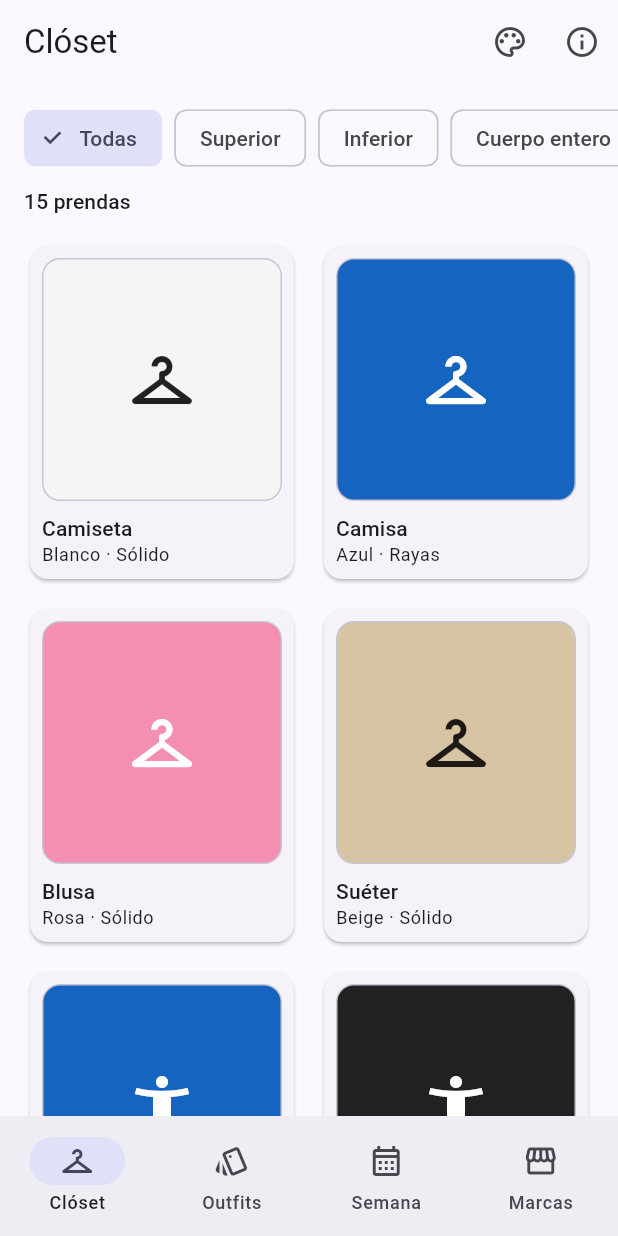
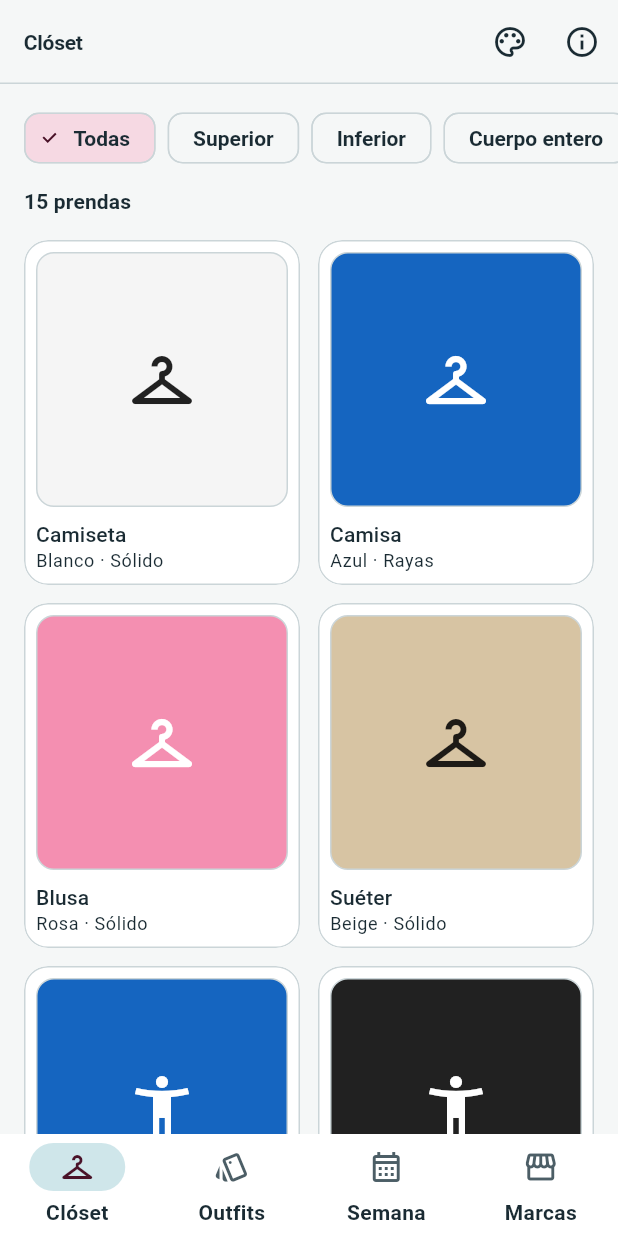
Before and after one commit to WearHack/WearHack, a Flutter app: the screen it shows after launch, on a phone screen of 412 x 824 dp. Run offline on Flutter 3.47's test engine with Material 3 defaults, Android fonts, the phone set to English and light mode, and no system bars; our stand-ins replace camera, device_info_plus, package_info_plus, share_plus; missing offline and left inert: amplify_auth_cognito, amplify_flutter, camera_platform_interface, dart:js_interop, google_mlkit_face_detection, thermal.

Commit message:
feat(client): aplicar un tema visual propio claro y oscuro
La app usaba el tema indigo por defecto y se veia generica. El nuevo tema es neutro y frio para que el color lo pongan las prendas, e incluye modo oscuro con contraste verificado en pruebas.

```diff
--- /dev/null
+++ b/client/lib/app/tema.dart
@@ -0,0 +1,221 @@
+/// El tema visual de WearHack, claro y oscuro.
+///
+/// La idea: la interfaz es neutra y fria (un verde petroleo y grises
+/// azulados) para que lo unico con color vivo sean las prendas. Las muestras
+/// de color del closet y los outfits son lo que debe llamar la atencion, no el
+/// chrome. El rosa frambuesa se reserva para lo secundario (etiquetas, chips
+/// seleccionados) y nunca para acciones principales.
+///
+/// Sin fuentes descargadas: se usa la del sistema, para no sumar dependencias
+/// ni peticiones de red. La personalidad viene de los pesos y el espaciado.
+///
+/// Todos los pares texto/fondo pasan 4.5:1 (7:1 en el texto principal). Los
+/// bordes de campos pasan 3:1.
+library;
+
+import 'package:flutter/material.dart';
+
+abstract final class TemaWearHack {
+  static final ThemeData claro = _construir(_esquemaClaro);
+  static final ThemeData oscuro = _construir(_esquemaOscuro);
+
+  static const ColorScheme _esquemaClaro = ColorScheme(
+    brightness: Brightness.light,
+    primary: Color(0xFF1F5560),
+    onPrimary: Color(0xFFFFFFFF),
+    primaryContainer: Color(0xFFCFE6EA),
+    onPrimaryContainer: Color(0xFF0E2F36),
+    secondary: Color(0xFFA8325E),
+    onSecondary: Color(0xFFFFFFFF),
+    secondaryContainer: Color(0xFFF6D9E3),
+    onSecondaryContainer: Color(0xFF4A1228),
+    tertiary: Color(0xFF4C5E66),
+    onTertiary: Color(0xFFFFFFFF),
+    error: Color(0xFFB3261E),
+    onError: Color(0xFFFFFFFF),
+    errorContainer: Color(0xFFF9DEDC),
+    onErrorContainer: Color(0xFF410E0B),
+    surface: Color(0xFFF5F7F7),
+    onSurface: Color(0xFF1A2B33),
+    onSurfaceVariant: Color(0xFF4C5E66),
+    surfaceContainerLowest: Color(0xFFFFFFFF),
+    surfaceContainerLow: Color(0xFFFFFFFF),
+    surfaceContainer: Color(0xFFEBEFEF),
+    surfaceContainerHigh: Color(0xFFE3E8E9),
+    surfaceContainerHighest: Color(0xFFDCE2E4),
+    outline: Color(0xFF6E7F85),
+    outlineVariant: Color(0xFFCBD5D8),
+    inverseSurface: Color(0xFF1A2B33),
+    onInverseSurface: Color(0xFFF5F7F7),
+    inversePrimary: Color(0xFF8CC9D3),
+    shadow: Color(0xFF000000),
+    scrim: Color(0xFF000000),
+  );
+
+  static const ColorScheme _esquemaOscuro = ColorScheme(
+    brightness: Brightness.dark,
+    primary: Color(0xFF8CC9D3),
+    onPrimary: Color(0xFF08333B),
+    primaryContainer: Color(0xFF1F4A53),
+    onPrimaryContainer: Color(0xFFCFE6EA),
+    secondary: Color(0xFFF0A9C2),
+    onSecondary: Color(0xFF55122D),
+    secondaryContainer: Color(0xFF5B1E37),
+    onSecondaryContainer: Color(0xFFF6D9E3),
+    tertiary: Color(0xFFA6B6BC),
+    onTertiary: Color(0xFF11191C),
+    error: Color(0xFFF2B8B5),
+    onError: Color(0xFF601410),
+    errorContainer: Color(0xFF8C1D18),
+    onErrorContainer: Color(0xFFF9DEDC),
+    surface: Color(0xFF11191C),
+    onSurface: Color(0xFFE3EBED),
+    onSurfaceVariant: Color(0xFFA6B6BC),
+    surfaceContainerLowest: Color(0xFF0C1214),
+    surfaceContainerLow: Color(0xFF182226),
+    surfaceContainer: Color(0xFF1F2C31),
+    surfaceContainerHigh: Color(0xFF26353B),
+    surfaceContainerHighest: Color(0xFF2E3F46),
+    outline: Color(0xFF6F8087),
+    outlineVariant: Color(0xFF34464D),
+    inverseSurface: Color(0xFFE3EBED),
+    onInverseSurface: Color(0xFF1A2B33),
+    inversePrimary: Color(0xFF1F5560),
+    shadow: Color(0xFF000000),
+    scrim: Color(0xFF000000),
+  );
+
+  static ThemeData _construir(ColorScheme c) {
+    final ThemeData base = ThemeData(
+      useMaterial3: true,
+      colorScheme: c,
+      scaffoldBackgroundColor: c.surface,
+    );
+
+    // Titulos mas pesados y apretados, cuerpo sin tocar: la jerarquia sale del
+    // peso, no del tamano.
+    final TextTheme texto = base.textTheme.copyWith(
+      headlineMedium: base.textTheme.headlineMedium?.copyWith(
+        fontWeight: FontWeight.w700,
+        letterSpacing: -0.5,
+      ),
+      headlineSmall: base.textTheme.headlineSmall?.copyWith(
+        fontWeight: FontWeight.w700,
+        letterSpacing: -0.3,
+      ),
+      titleLarge: base.textTheme.titleLarge?.copyWith(
+        fontWeight: FontWeight.w700,
+        letterSpacing: -0.2,
+      ),
+      titleMedium: base.textTheme.titleMedium?.copyWith(
+        fontWeight: FontWeight.w600,
+      ),
+      labelLarge: base.textTheme.labelLarge?.copyWith(
+        fontWeight: FontWeight.w600,
+      ),
+    );
+
+    final RoundedRectangleBorder forma = RoundedRectangleBorder(
+      borderRadius: BorderRadius.circular(14),
+    );
+
+    return base.copyWith(
+      textTheme: texto,
+      appBarTheme: AppBarTheme(
+        backgroundColor: c.surface,
+        foregroundColor: c.onSurface,
+        elevation: 0,
+        scrolledUnderElevation: 0,
+        centerTitle: false,
+        titleTextStyle: texto.titleLarge?.copyWith(color: c.onSurface),
+        shape: Border(bottom: BorderSide(color: c.outlineVariant)),
+      ),
+      // Tarjetas planas con borde fino: sin sombra, para que las muestras de
+      // color sean lo unico con presencia.
+      cardTheme: CardThemeData(
+        color: c.surfaceContainerLowest,
+        elevation: 0,
+        margin: EdgeInsets.zero,
+        shape: RoundedRectangleBorder(
+          borderRadius: BorderRadius.circular(16),
+          side: BorderSide(color: c.outlineVariant),
+        ),
+      ),
+      dividerTheme: DividerThemeData(color: c.outlineVariant, space: 1),
+      navigationBarTheme: NavigationBarThemeData(
+        backgroundColor: c.surfaceContainerLowest,
+        indicatorColor: c.primaryContainer,
+        elevation: 0,
+        height: 68,
+        labelTextStyle: WidgetStatePropertyAll<TextStyle>(
+          texto.labelMedium!.copyWith(fontWeight: FontWeight.w600),
+        ),
+      ),
+      navigationRailTheme: NavigationRailThemeData(
+        backgroundColor: c.surfaceContainerLowest,
+        indicatorColor: c.primaryContainer,
+        selectedLabelTextStyle: texto.labelMedium?.copyWith(
+          fontWeight: FontWeight.w700,
+          color: c.onSurface,
+        ),
+        unselectedLabelTextStyle: texto.labelMedium?.copyWith(
+          color: c.onSurfaceVariant,
+        ),
+      ),
+      filledButtonTheme: FilledButtonThemeData(
+        style: FilledButton.styleFrom(
+          shape: forma,
+          minimumSize: const Size(64, 48),
+        ),
+      ),
+      outlinedButtonTheme: OutlinedButtonThemeData(
+        style: OutlinedButton.styleFrom(
+          shape: forma,
+          minimumSize: const Size(64, 48),
+          side: BorderSide(color: c.outline),
+        ),
+      ),
+      textButtonTheme: TextButtonThemeData(
+        style: TextButton.styleFrom(shape: forma),
+      ),
+      floatingActionButtonTheme: FloatingActionButtonThemeData(
+        backgroundColor: c.primary,
+        foregroundColor: c.onPrimary,
+        elevation: 1,
+        shape: forma,
+      ),
+      chipTheme: ChipThemeData(
+        shape: RoundedRectangleBorder(
+          borderRadius: BorderRadius.circular(10),
+          side: BorderSide(color: c.outlineVariant),
+        ),
+        selectedColor: c.secondaryContainer,
+        labelStyle: texto.labelLarge,
+      ),
+      inputDecorationTheme: InputDecorationTheme(
+        filled: true,
+        fillColor: c.surfaceContainerLowest,
+        border: OutlineInputBorder(
+          borderRadius: BorderRadius.circular(12),
+          borderSide: BorderSide(color: c.outline),
+        ),
+        enabledBorder: OutlineInputBorder(
+          borderRadius: BorderRadius.circular(12),
+          borderSide: BorderSide(color: c.outline),
+        ),
+        focusedBorder: OutlineInputBorder(
+          borderRadius: BorderRadius.circular(12),
+          borderSide: BorderSide(color: c.primary, width: 2),
+        ),
+      ),
+      dialogTheme: DialogThemeData(
+        backgroundColor: c.surfaceContainerLowest,
+        shape: RoundedRectangleBorder(borderRadius: BorderRadius.circular(20)),
+      ),
+      snackBarTheme: SnackBarThemeData(
+        behavior: SnackBarBehavior.floating,
+        shape: forma,
+      ),
+    );
+  }
+}
--- a/client/lib/main.dart
+++ b/client/lib/main.dart
@@ -8,6 +8,7 @@ library;
 import 'package:flutter/material.dart';
 import 'package:http/http.dart' as http;
 import 'package:wearhack/app/pantalla_principal.dart';
+import 'package:wearhack/app/tema.dart';
 import 'package:wearhack/core/configuracion.dart';
 import 'package:wearhack/features/closet/captura/captura_de_prendas.dart';
 import 'package:wearhack/features/closet/repositorio_closet.dart';
@@ -145,7 +146,8 @@ class AplicacionWearHack extends StatelessWidget {
     );
     return MaterialApp(
       title: 'WearHack',
-      theme: ThemeData(colorSchemeSeed: Colors.indigo, useMaterial3: true),
+      theme: TemaWearHack.claro,
+      darkTheme: TemaWearHack.oscuro,
       home: cuenta == null
           ? app
           : PuertaDeAcceso(
```
Also changed, not shown: 1 other file.
